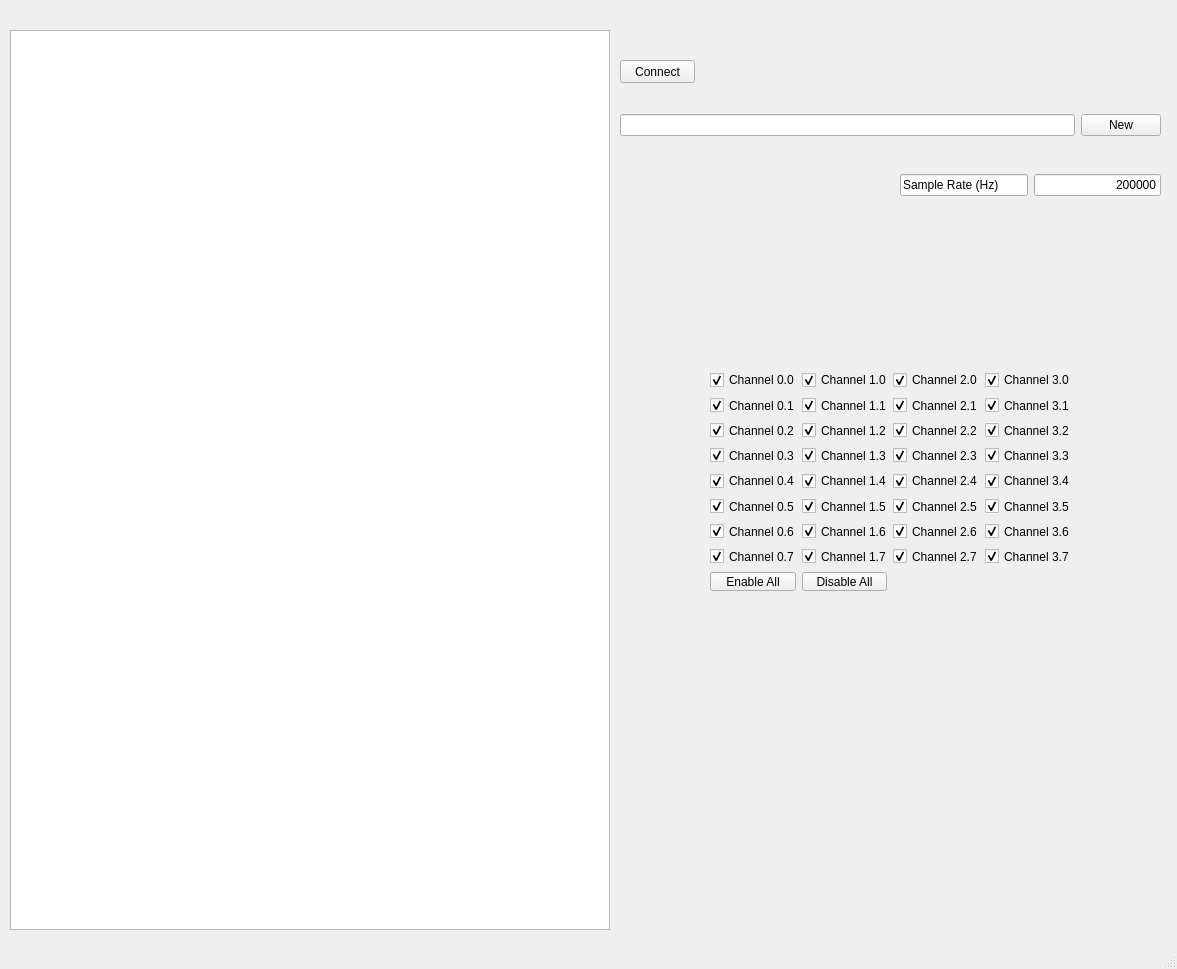
The window that RemoteApplication/Gui/DAQuLA.ui (pmaclellan/capstone) describes before a commit, drawn with Qt 5.
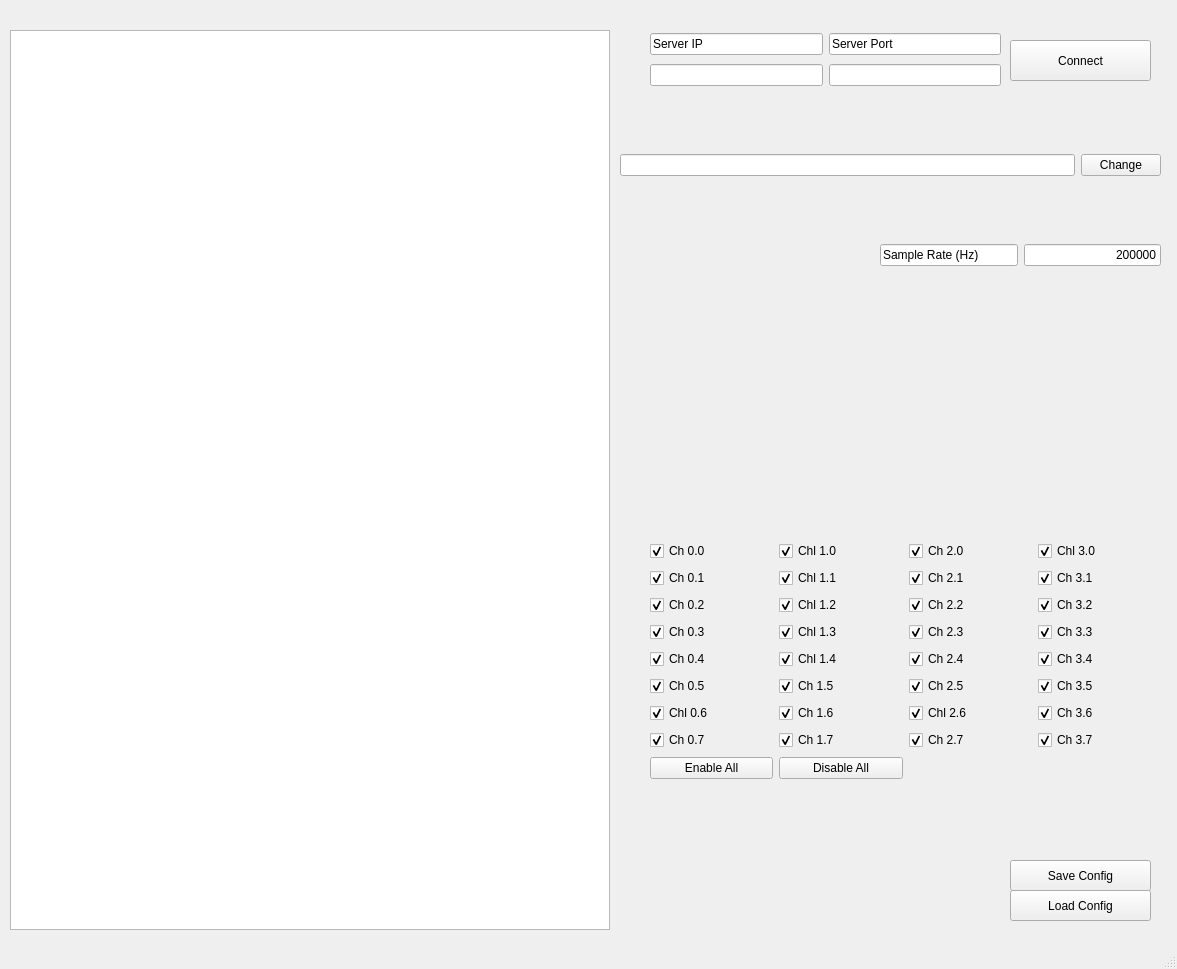
The same window after the commit. Custom widgets are drawn as their Qt base class.

Commit message: Added config buttons, and server port stuff

The edit to the form file:
```diff
--- a/RemoteApplication/Gui/DAQuLA.ui
+++ b/RemoteApplication/Gui/DAQuLA.ui
@@ -30,10 +30,10 @@
    <widget class="QWidget" name="gridLayoutWidget">
     <property name="geometry">
      <rect>
-      <x>710</x>
-      <y>370</y>
-      <width>360</width>
-      <height>221</height>
+      <x>650</x>
+      <y>540</y>
+      <width>511</width>
+      <height>241</height>
      </rect>
     </property>
     <layout class="QGridLayout" name="gridLayout">
@@ -43,7 +43,7 @@
      <item row="2" column="1">
       <widget class="QCheckBox" name="cb_ch_1_2">
        <property name="text">
-        <string>Channel 1.2</string>
+        <string>Chl 1.2</string>
        </property>
        <property name="checked">
         <bool>true</bool>
@@ -53,7 +53,7 @@
      <item row="3" column="0">
       <widget class="QCheckBox" name="cb_ch_0_3">
        <property name="text">
-        <string>Channel 0.3</string>
+        <string>Ch 0.3</string>
        </property>
        <property name="checked">
         <bool>true</bool>
@@ -63,7 +63,7 @@
      <item row="0" column="2">
       <widget class="QCheckBox" name="cb_ch_2_0">
        <property name="text">
-        <string>Channel 2.0</string>
+        <string>Ch 2.0</string>
        </property>
        <property name="checked">
         <bool>true</bool>
@@ -73,7 +73,7 @@
      <item row="7" column="0">
       <widget class="QCheckBox" name="cb_ch_0_7">
        <property name="text">
-        <string>Channel 0.7</string>
+        <string>Ch 0.7</string>
        </property>
        <property name="checked">
         <bool>true</bool>
@@ -83,7 +83,7 @@
      <item row="1" column="1">
       <widget class="QCheckBox" name="cb_ch_1_1">
        <property name="text">
-        <string>Channel 1.1</string>
+        <string>Chl 1.1</string>
        </property>
        <property name="checked">
         <bool>true</bool>
@@ -93,7 +93,7 @@
      <item row="5" column="0">
       <widget class="QCheckBox" name="cb_ch_0_5">
        <property name="text">
-        <string>Channel 0.5</string>
+        <string>Ch 0.5</string>
        </property>
        <property name="checked">
         <bool>true</bool>
@@ -103,7 +103,7 @@
      <item row="4" column="1">
       <widget class="QCheckBox" name="cb_ch_1_4">
        <property name="text">
-        <string>Channel 1.4</string>
+        <string>Chl 1.4</string>
        </property>
        <property name="checked">
         <bool>true</bool>
@@ -113,7 +113,7 @@
      <item row="2" column="2">
       <widget class="QCheckBox" name="cb_ch_2_2">
        <property name="text">
-        <string>Channel 2.2</string>
+        <string>Ch 2.2</string>
        </property>
        <property name="checked">
         <bool>true</bool>
@@ -123,7 +123,7 @@
      <item row="2" column="3">
       <widget class="QCheckBox" name="cb_ch_3_2">
        <property name="text">
-        <string>Channel 3.2</string>
+        <string>Ch 3.2</string>
        </property>
        <property name="checked">
         <bool>true</bool>
@@ -133,7 +133,7 @@
      <item row="0" column="3">
       <widget class="QCheckBox" name="cb_ch_3_0">
        <property name="text">
-        <string>Channel 3.0</string>
+        <string>Chl 3.0</string>
        </property>
        <property name="checked">
         <bool>true</bool>
@@ -143,7 +143,7 @@
      <item row="3" column="1">
       <widget class="QCheckBox" name="cb_ch_1_3">
        <property name="text">
-        <string>Channel 1.3</string>
+        <string>Chl 1.3</string>
        </property>
        <property name="checked">
         <bool>true</bool>
@@ -153,7 +153,7 @@
      <item row="5" column="2">
       <widget class="QCheckBox" name="cb_ch_2_5">
        <property name="text">
-        <string>Channel 2.5</string>
+        <string>Ch 2.5</string>
        </property>
        <property name="checked">
         <bool>true</bool>
@@ -163,7 +163,7 @@
      <item row="0" column="0">
       <widget class="QCheckBox" name="cb_ch_0_0">
        <property name="text">
-        <string>Channel 0.0</string>
+        <string>Ch 0.0</string>
        </property>
        <property name="checked">
         <bool>true</bool>
@@ -173,7 +173,7 @@
      <item row="1" column="3">
       <widget class="QCheckBox" name="cb_ch_3_1">
        <property name="text">
-        <string>Channel 3.1</string>
+        <string>Ch 3.1</string>
        </property>
        <property name="checked">
         <bool>true</bool>
@@ -183,7 +183,7 @@
      <item row="1" column="2">
       <widget class="QCheckBox" name="cb_ch_2_1">
        <property name="text">
-        <string>Channel 2.1</string>
+        <string>Ch 2.1</string>
        </property>
        <property name="checked">
         <bool>true</bool>
@@ -193,7 +193,7 @@
      <item row="6" column="2">
       <widget class="QCheckBox" name="cb_ch_2_6">
        <property name="text">
-        <string>Channel 2.6</string>
+        <string>Chl 2.6</string>
        </property>
        <property name="checked">
         <bool>true</bool>
@@ -203,7 +203,7 @@
      <item row="6" column="1">
       <widget class="QCheckBox" name="cb_ch_1_6">
        <property name="text">
-        <string>Channel 1.6</string>
+        <string>Ch 1.6</string>
        </property>
        <property name="checked">
         <bool>true</bool>
@@ -213,7 +213,7 @@
      <item row="1" column="0">
       <widget class="QCheckBox" name="cb_ch_0_1">
        <property name="text">
-        <string>Channel 0.1</string>
+        <string>Ch 0.1</string>
        </property>
        <property name="checked">
         <bool>true</bool>
@@ -223,7 +223,7 @@
      <item row="7" column="2">
       <widget class="QCheckBox" name="cb_ch_2_7">
        <property name="text">
-        <string>Channel 2.7</string>
+        <string>Ch 2.7</string>
        </property>
        <property name="checked">
         <bool>true</bool>
@@ -233,7 +233,7 @@
      <item row="4" column="3">
       <widget class="QCheckBox" name="cb_ch_3_4">
        <property name="text">
-        <string>Channel 3.4</string>
+        <string>Ch 3.4</string>
        </property>
        <property name="checked">
         <bool>true</bool>
@@ -243,7 +243,7 @@
      <item row="6" column="0">
       <widget class="QCheckBox" name="cb_ch_0_6">
        <property name="text">
-        <string>Channel 0.6</string>
+        <string>Chl 0.6</string>
        </property>
        <property name="checked">
         <bool>true</bool>
@@ -253,7 +253,7 @@
      <item row="5" column="1">
       <widget class="QCheckBox" name="cb_ch_1_5">
        <property name="text">
-        <string>Channel 1.5</string>
+        <string>Ch 1.5</string>
        </property>
        <property name="checked">
         <bool>true</bool>
@@ -263,7 +263,7 @@
      <item row="0" column="1">
       <widget class="QCheckBox" name="cb_ch_1_0">
        <property name="text">
-        <string>Channel 1.0</string>
+        <string>Chl 1.0</string>
        </property>
        <property name="checked">
         <bool>true</bool>
@@ -273,7 +273,7 @@
      <item row="2" column="0">
       <widget class="QCheckBox" name="cb_ch_0_2">
        <property name="text">
-        <string>Channel 0.2</string>
+        <string>Ch 0.2</string>
        </property>
        <property name="checked">
         <bool>true</bool>
@@ -283,7 +283,7 @@
      <item row="7" column="3">
       <widget class="QCheckBox" name="cb_ch_3_7">
        <property name="text">
-        <string>Channel 3.7</string>
+        <string>Ch 3.7</string>
        </property>
        <property name="checked">
         <bool>true</bool>
@@ -293,7 +293,7 @@
      <item row="4" column="0">
       <widget class="QCheckBox" name="cb_ch_0_4">
        <property name="text">
-        <string>Channel 0.4</string>
+        <string>Ch 0.4</string>
        </property>
        <property name="checked">
         <bool>true</bool>
@@ -303,7 +303,7 @@
      <item row="3" column="3">
       <widget class="QCheckBox" name="cb_ch_3_3">
        <property name="text">
-        <string>Channel 3.3</string>
+        <string>Ch 3.3</string>
        </property>
        <property name="checked">
         <bool>true</bool>
@@ -313,7 +313,7 @@
      <item row="5" column="3">
       <widget class="QCheckBox" name="cb_ch_3_5">
        <property name="text">
-        <string>Channel 3.5</string>
+        <string>Ch 3.5</string>
        </property>
        <property name="checked">
         <bool>true</bool>
@@ -323,7 +323,7 @@
      <item row="3" column="2">
       <widget class="QCheckBox" name="cb_ch_2_3">
        <property name="text">
-        <string>Channel 2.3</string>
+        <string>Ch 2.3</string>
        </property>
        <property name="checked">
         <bool>true</bool>
@@ -333,7 +333,7 @@
      <item row="6" column="3">
       <widget class="QCheckBox" name="cb_ch_3_6">
        <property name="text">
-        <string>Channel 3.6</string>
+        <string>Ch 3.6</string>
        </property>
        <property name="checked">
         <bool>true</bool>
@@ -343,7 +343,7 @@
      <item row="7" column="1">
       <widget class="QCheckBox" name="cb_ch_1_7">
        <property name="text">
-        <string>Channel 1.7</string>
+        <string>Ch 1.7</string>
        </property>
        <property name="checked">
         <bool>true</bool>
@@ -353,7 +353,7 @@
      <item row="4" column="2">
       <widget class="QCheckBox" name="cb_ch_2_4">
        <property name="text">
-        <string>Channel 2.4</string>
+        <string>Ch 2.4</string>
        </property>
        <property name="checked">
         <bool>true</bool>
@@ -376,24 +376,11 @@
      </item>
     </layout>
    </widget>
-   <widget class="QPushButton" name="connectButton">
-    <property name="geometry">
-     <rect>
-      <x>620</x>
-      <y>60</y>
-      <width>75</width>
-      <height>23</height>
-     </rect>
-    </property>
-    <property name="text">
-     <string>Connect</string>
-    </property>
-   </widget>
    <widget class="QWidget" name="gridLayoutWidget_2">
     <property name="geometry">
      <rect>
       <x>620</x>
-      <y>100</y>
+      <y>140</y>
       <width>541</width>
       <height>51</height>
      </rect>
@@ -405,7 +392,7 @@
      <item row="0" column="1">
       <widget class="QPushButton" name="selectFileButton">
        <property name="text">
-        <string>New</string>
+        <string>Change</string>
        </property>
       </widget>
      </item>
@@ -414,9 +401,9 @@
    <widget class="QWidget" name="gridLayoutWidget_3">
     <property name="geometry">
      <rect>
-      <x>900</x>
-      <y>160</y>
-      <width>261</width>
+      <x>880</x>
+      <y>230</y>
+      <width>281</width>
       <height>51</height>
      </rect>
     </property>
@@ -455,6 +442,80 @@
      </item>
     </layout>
    </widget>
+   <widget class="QPushButton" name="saveConfig">
+    <property name="geometry">
+     <rect>
+      <x>1010</x>
+      <y>860</y>
+      <width>141</width>
+      <height>31</height>
+     </rect>
+    </property>
+    <property name="text">
+     <string>Save Config</string>
+    </property>
+   </widget>
+   <widget class="QPushButton" name="connectButton">
+    <property name="geometry">
+     <rect>
+      <x>1010</x>
+      <y>40</y>
+      <width>141</width>
+      <height>41</height>
+     </rect>
+    </property>
+    <property name="text">
+     <string>Connect</string>
+    </property>
+   </widget>
+   <widget class="QWidget" name="gridLayoutWidget_4">
+    <property name="geometry">
+     <rect>
+      <x>650</x>
+      <y>30</y>
+      <width>351</width>
+      <height>61</height>
+     </rect>
+    </property>
+    <layout class="QGridLayout" name="gridLayout_4">
+     <property name="sizeConstraint">
+      <enum>QLayout::SetNoConstraint</enum>
+     </property>
+     <item row="0" column="1">
+      <widget class="QLineEdit" name="lineEdit_4">
+       <property name="text">
+        <string>Server Port</string>
+       </property>
+      </widget>
+     </item>
+     <item row="0" column="0">
+      <widget class="QLineEdit" name="lineEdit">
+       <property name="text">
+        <string>Server IP</string>
+       </property>
+      </widget>
+     </item>
+     <item row="2" column="0">
+      <widget class="QLineEdit" name="serverIpEdit"/>
+     </item>
+     <item row="2" column="1">
+      <widget class="QLineEdit" name="serverPortEdit"/>
+     </item>
+    </layout>
+   </widget>
+   <widget class="QPushButton" name="loadConfig">
+    <property name="geometry">
+     <rect>
+      <x>1010</x>
+      <y>890</y>
+      <width>141</width>
+      <height>31</height>
+     </rect>
+    </property>
+    <property name="text">
+     <string>Load Config</string>
+    </property>
+   </widget>
    <zorder>daqPlot</zorder>
    <zorder>gridLayoutWidget</zorder>
    <zorder>connectButton</zorder>
```
Left out of the diff: 44 changed lines with no effect on the pictures.
